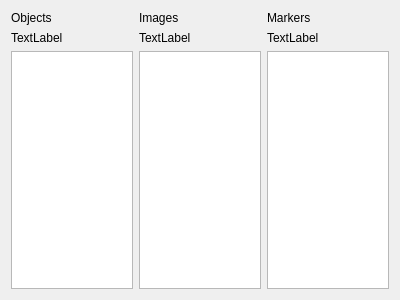
Old version of the form ui/P3DViewer.ui in the repository michaelpm54/Ace3x.
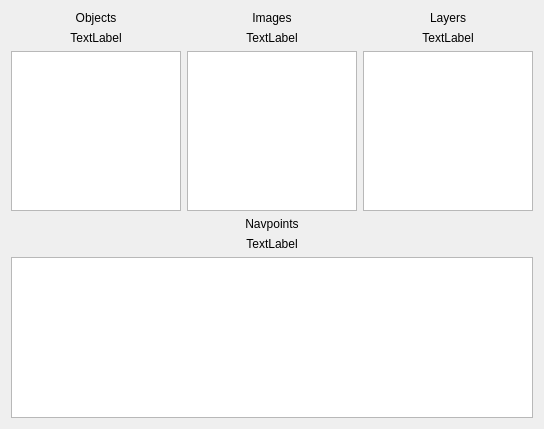
New version of the form.

Commit message: Add P3D navpoints

Diff of the .ui file:
```diff
--- a/ui/P3DViewer.ui
+++ b/ui/P3DViewer.ui
@@ -6,62 +6,103 @@
    <rect>
     <x>0</x>
     <y>0</y>
-    <width>400</width>
-    <height>300</height>
+    <width>544</width>
+    <height>429</height>
    </rect>
   </property>
   <property name="windowTitle">
    <string>Form</string>
   </property>
   <layout class="QGridLayout" name="gridLayout">
+   <item row="5" column="0" colspan="3">
+    <widget class="QTableWidget" name="navTable"/>
+   </item>
+   <item row="1" column="0">
+    <widget class="QLabel" name="objCount">
+     <property name="text">
+      <string>TextLabel</string>
+     </property>
+     <property name="alignment">
+      <set>Qt::AlignCenter</set>
+     </property>
+    </widget>
+   </item>
    <item row="2" column="0">
     <widget class="QListWidget" name="objects"/>
    </item>
-   <item row="0" column="0">
-    <widget class="QLabel" name="objectsLbl">
+   <item row="4" column="1">
+    <widget class="QLabel" name="navCount">
      <property name="text">
-      <string>Objects</string>
+      <string>TextLabel</string>
+     </property>
+     <property name="alignment">
+      <set>Qt::AlignCenter</set>
      </property>
     </widget>
    </item>
-   <item row="2" column="1">
-    <widget class="QListWidget" name="images"/>
+   <item row="2" column="2">
+    <widget class="QListWidget" name="lyrList"/>
    </item>
    <item row="0" column="1">
     <widget class="QLabel" name="imagesLbl">
      <property name="text">
       <string>Images</string>
      </property>
+     <property name="alignment">
+      <set>Qt::AlignCenter</set>
+     </property>
     </widget>
    </item>
-   <item row="2" column="2">
-    <widget class="QListWidget" name="markers"/>
-   </item>
    <item row="0" column="2">
     <widget class="QLabel" name="markersLbl">
      <property name="text">
-      <string>Markers</string>
+      <string>Layers</string>
      </property>
+     <property name="alignment">
+      <set>Qt::AlignCenter</set>
+     </property>
     </widget>
    </item>
-   <item row="1" column="0">
-    <widget class="QLabel" name="objCount">
+   <item row="0" column="0">
+    <widget class="QLabel" name="objLabel">
      <property name="text">
-      <string>TextLabel</string>
+      <string>Objects</string>
      </property>
+     <property name="alignment">
+      <set>Qt::AlignCenter</set>
+     </property>
     </widget>
    </item>
+   <item row="2" column="1">
+    <widget class="QListWidget" name="imgList"/>
+   </item>
    <item row="1" column="1">
     <widget class="QLabel" name="imgCount">
      <property name="text">
       <string>TextLabel</string>
      </property>
+     <property name="alignment">
+      <set>Qt::AlignCenter</set>
+     </property>
     </widget>
    </item>
    <item row="1" column="2">
     <widget class="QLabel" name="mrkCount">
      <property name="text">
       <string>TextLabel</string>
+     </property>
+     <property name="alignment">
+      <set>Qt::AlignCenter</set>
+     </property>
+    </widget>
+   </item>
+   <item row="3" column="1">
+    <widget class="QLabel" name="navLabel">
+     <property name="text">
+      <string>Navpoints</string>
+     </property>
+     <property name="alignment">
+      <set>Qt::AlignCenter</set>
      </property>
     </widget>
    </item>
```
Left out of the diff: 8 changed lines with no effect on the pictures. The commit also changes 3 other files.
